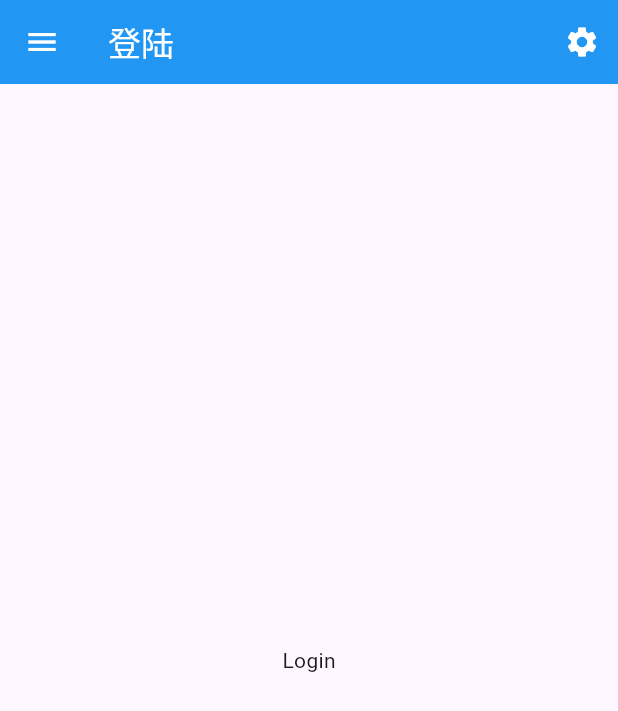
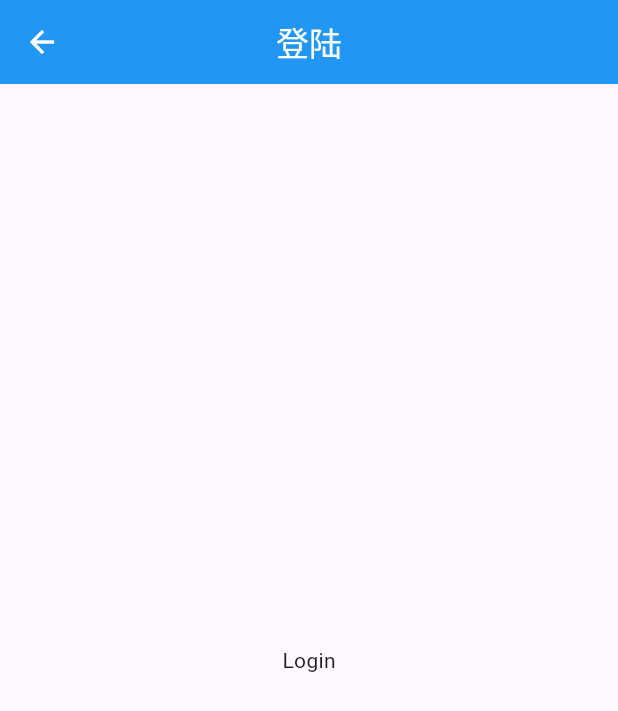
Before and after one commit to taosiqi/mfa-flutter, a Flutter app: the LoginPage screen opened by its route, on a phone screen of 412 x 824 dp. Shown: the top 711 px of the screen. Run offline on Flutter 3.47's test engine with Material 2 defaults, Android fonts, the phone set to English and light mode, and no system bars.

Commit message:
feat: 可选参数语法

```diff
--- a/lib/pages/login.dart
+++ b/lib/pages/login.dart
@@ -12,9 +12,9 @@ class LoginPage extends StatefulWidget {
 class _LoginPageState extends State<LoginPage> {
   @override
   Widget build(BuildContext context) {
-    return Scaffold(
-      appBar: CustomAppBar(title: '登陆', key: UniqueKey()),
-      body: const Center(
+    return const Scaffold(
+      appBar: CustomAppBar(title: '登陆'),
+      body: Center(
         child: Text('Login'),
       ),
     );
--- a/lib/widgets/appBar.dart
+++ b/lib/widgets/appBar.dart
@@ -3,32 +3,20 @@ import 'package:flutter/services.dart';
 
 class CustomAppBar extends StatelessWidget implements PreferredSizeWidget {
   final String title;
-
-  const CustomAppBar({required Key key, required this.title}) : super(key: key);
+  final List<Widget>? actions;
+  const CustomAppBar({Key? key, required this.title, this.actions = const []})
+      : super(key: key);
 
   @override
   Widget build(BuildContext context) {
     return AppBar(
       systemOverlayStyle: SystemUiOverlayStyle.dark,
-      actions: [
-        IconButton(
-          onPressed: () {},
-          icon: const Icon(Icons.settings),
-        ),
-      ],
-      leading: Builder(
-        builder: (context) => IconButton(
-          onPressed: () {
-            Scaffold.of(context).openDrawer();
-          },
-          icon: const Icon(Icons.menu_outlined),
-        ),
-      ),
+      actions: actions,
       title: Text(
         title,
         style: const TextStyle(fontSize: 22),
       ),
-      centerTitle: false,
+      centerTitle: true,
     );
   }
 
```
Also changed, not shown: lib/pages/home.dart (+17 -3 lines).
